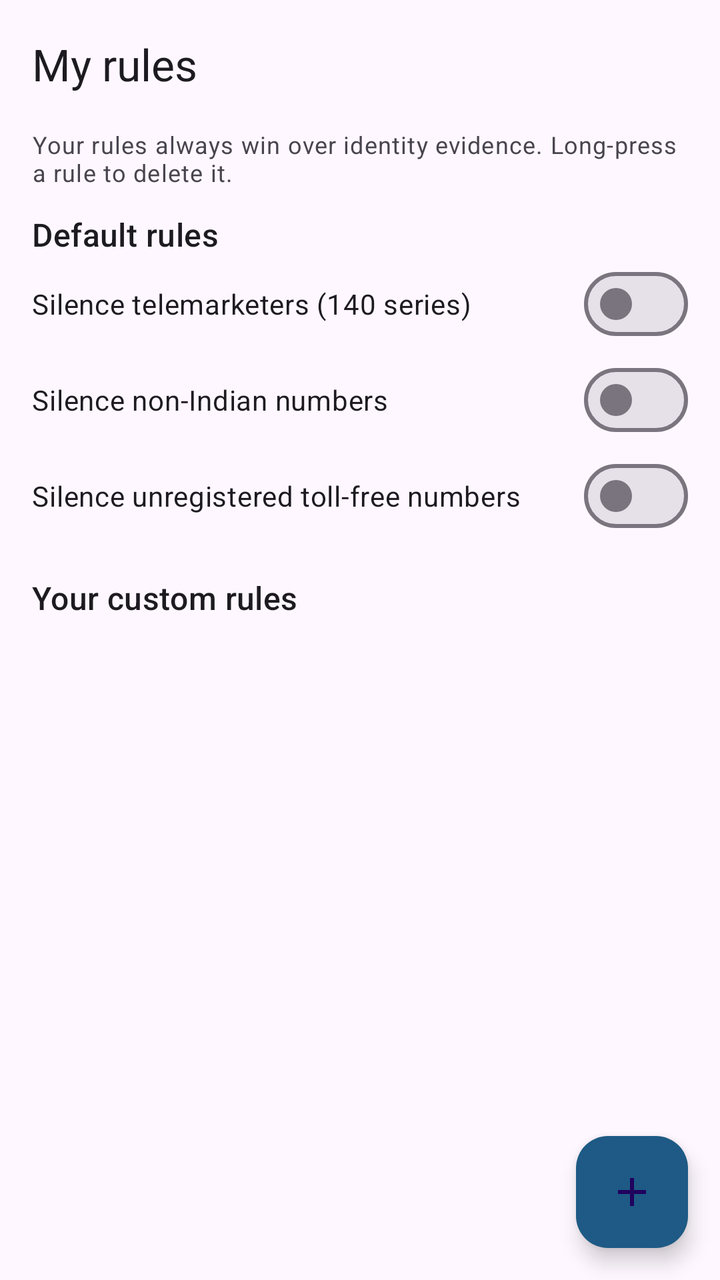
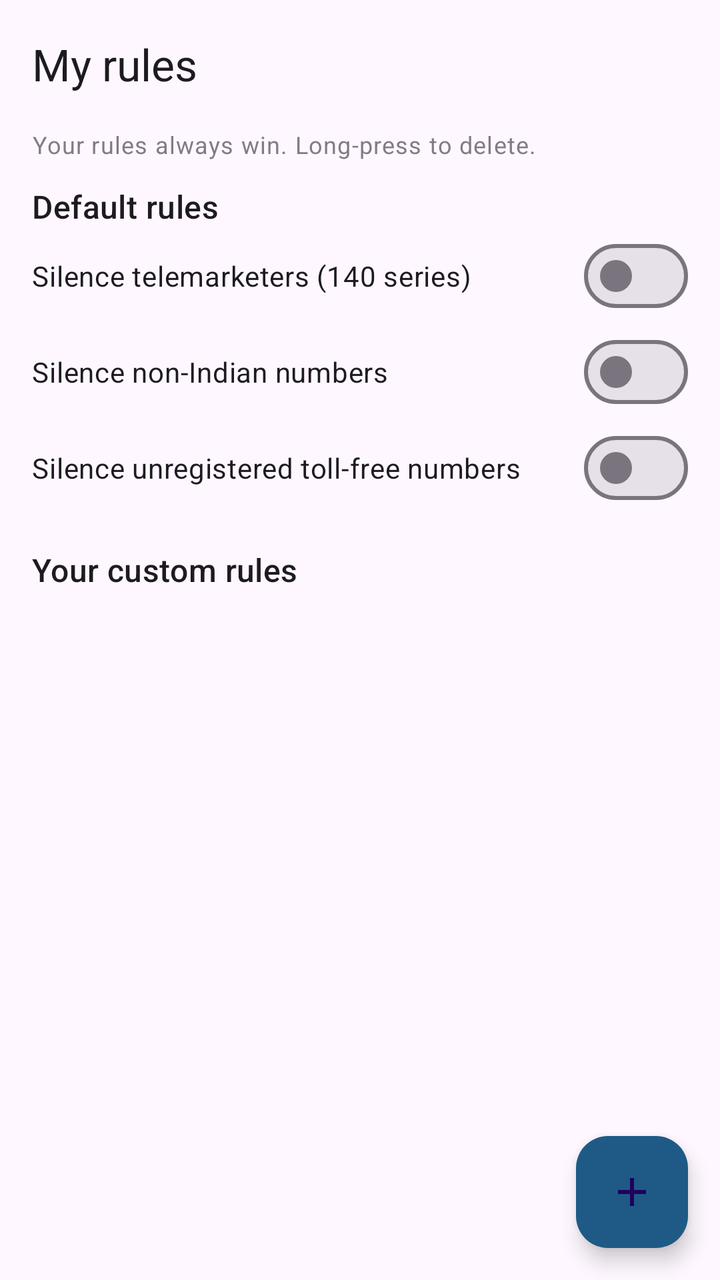

Two renders of the same Android screen: before a commit and after it. Below are the layout's source before the change and the commit's diff.
<!-- AndroidManifest.xml: application theme Theme.CallSentry -->
<!-- res/layout/activity_rules.xml -->
<?xml version="1.0" encoding="utf-8"?>
<FrameLayout xmlns:android="http://schemas.android.com/apk/res/android"
    xmlns:app="http://schemas.android.com/apk/res-auto"
    android:layout_width="match_parent"
    android:layout_height="match_parent"
    android:fitsSystemWindows="true">

    <LinearLayout
        android:layout_width="match_parent"
        android:layout_height="match_parent"
        android:orientation="vertical">

        <com.google.android.material.appbar.MaterialToolbar
            android:id="@+id/toolbar"
            android:layout_width="match_parent"
            android:layout_height="?attr/actionBarSize"
            app:title="My rules" />

        <TextView
            android:layout_width="match_parent"
            android:layout_height="wrap_content"
            android:layout_marginStart="16dp"
            android:layout_marginEnd="16dp"
            android:layout_marginBottom="4dp"
            android:textAppearance="?attr/textAppearanceBodySmall"
            android:text="Your rules always win over identity evidence. Long-press a rule to delete it." />

        <TextView
            android:layout_width="match_parent"
            android:layout_height="wrap_content"
            android:layout_marginStart="16dp"
            android:layout_marginEnd="16dp"
            android:layout_marginTop="8dp"
            android:textAppearance="?attr/textAppearanceTitleMedium"
            android:text="Default rules" />

        <com.google.android.material.materialswitch.MaterialSwitch
            android:id="@+id/sw140"
            android:layout_width="match_parent"
            android:layout_height="wrap_content"
            android:layout_marginStart="16dp"
            android:layout_marginEnd="16dp"
            android:text="Silence telemarketers (140 series)" />

        <com.google.android.material.materialswitch.MaterialSwitch
            android:id="@+id/swIntl"
            android:layout_width="match_parent"
            android:layout_height="wrap_content"
            android:layout_marginStart="16dp"
            android:layout_marginEnd="16dp"
            android:text="Silence non-Indian numbers" />

        <com.google.android.material.materialswitch.MaterialSwitch
            android:id="@+id/swTollfree"
            android:layout_width="match_parent"
            android:layout_height="wrap_content"
            android:layout_marginStart="16dp"
            android:layout_marginEnd="16dp"
            android:layout_marginBottom="8dp"
            android:text="Silence unregistered toll-free numbers" />

        <TextView
            android:layout_width="match_parent"
            android:layout_height="wrap_content"
            android:layout_marginStart="16dp"
            android:layout_marginEnd="16dp"
            android:layout_marginTop="8dp"
            android:layout_marginBottom="4dp"
            android:textAppearance="?attr/textAppearanceTitleMedium"
            android:text="Your custom rules" />

        <androidx.recyclerview.widget.RecyclerView
            android:id="@+id/rvRules"
            android:layout_width="match_parent"
            android:layout_height="0dp"
            android:layout_weight="1" />

        <TextView
            android:id="@+id/tvEmptyRules"
            android:layout_width="match_parent"
            android:layout_height="wrap_content"
            android:layout_margin="16dp"
            android:visibility="gone"
            android:textAppearance="?attr/textAppearanceBodyMedium"
            android:text="No rules yet. Add one for a number or prefix — for example, silence everything from 140 (telemarketers)." />
    </LinearLayout>

    <com.google.android.material.floatingactionbutton.FloatingActionButton
        android:id="@+id/fabAdd"
        android:layout_width="wrap_content"
        android:layout_height="wrap_content"
        android:layout_gravity="bottom|end"
        android:layout_margin="16dp"
        android:contentDescription="Add rule"
        android:src="@drawable/ic_add" />
</FrameLayout>
<!-- resources referenced by this layout -->
<resources>
  <!-- drawable ic_add (drawable) -->
  <vector xmlns:android="http://schemas.android.com/apk/res/android"
      android:width="24dp" android:height="24dp"
      android:viewportWidth="24" android:viewportHeight="24">
      <path android:fillColor="#FFFFFFFF"
          android:pathData="M19,13h-6v6h-2v-6H5v-2h6V5h2v6h6v2z"/>
  </vector>
  <style name="Theme.CallSentry" parent="Theme.Material3.DayNight.NoActionBar">
          <item name="colorPrimary">@color/sentryPrimary</item>
          <item name="colorOnPrimary">@color/white</item>
          <item name="colorPrimaryContainer">@color/sentryPrimaryContainer</item>
          <item name="android:statusBarColor">@color/sentryNavy</item>
      </style>
  <color name="sentryPrimary">#12405F</color>
  <color name="white">#FFFFFF</color>
  <color name="sentryPrimaryContainer">#1E5A85</color>
  <color name="sentryNavy">#14213D</color>
</resources>

<!-- the commit's change to res/layout/activity_rules.xml (unified diff, before → after) -->
@@ -22,8 +22,9 @@
             android:layout_marginStart="16dp"
             android:layout_marginEnd="16dp"
             android:layout_marginBottom="4dp"
+            android:alpha="0.7"
             android:textAppearance="?attr/textAppearanceBodySmall"
-            android:text="Your rules always win over identity evidence. Long-press a rule to delete it." />
+            android:text="Your rules always win. Long-press to delete." />
 
         <TextView
             android:layout_width="match_parent"
@@ -82,7 +83,7 @@
             android:layout_margin="16dp"
             android:visibility="gone"
             android:textAppearance="?attr/textAppearanceBodyMedium"
-            android:text="No rules yet. Add one for a number or prefix — for example, silence everything from 140 (telemarketers)." />
+            android:text="No rules yet — tap + to add one." />
     </LinearLayout>
 
     <com.google.android.material.floatingactionbutton.FloatingActionButton
